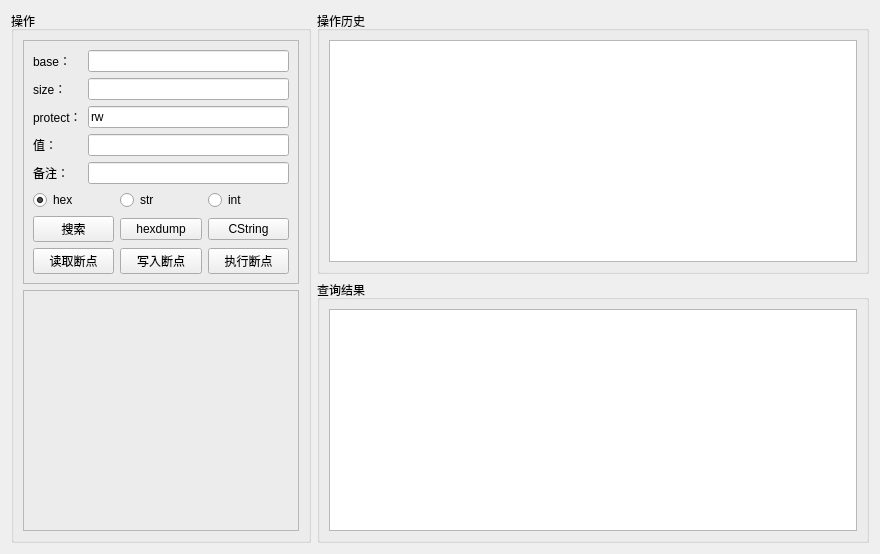
Qt form ui/searchMemory.ui (dqzg12300/fridaUiTools) before a commit.
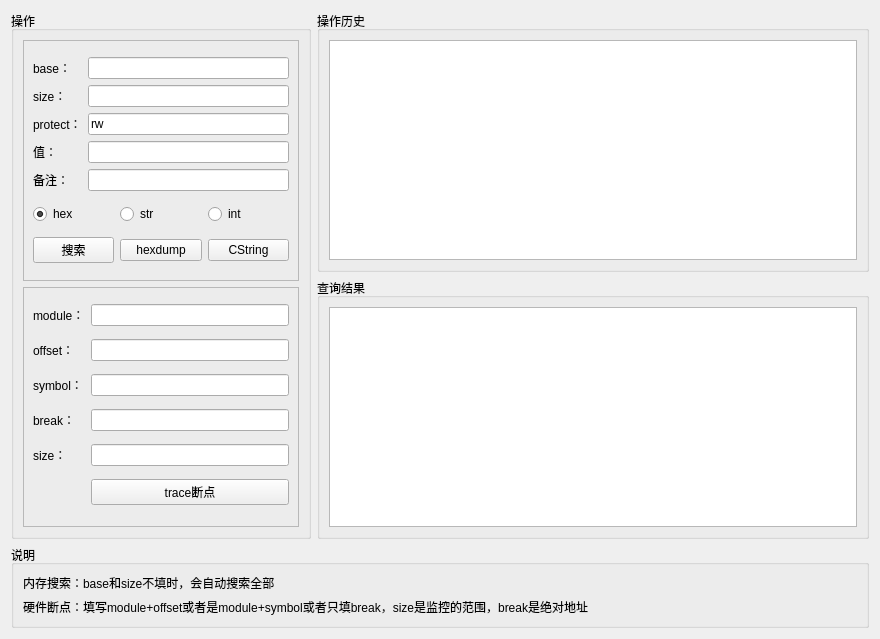
The same form after that commit.

Commit message: 新增功能搜索内存中的内容，附加后使用。参考来源[基于frida的android游戏内存扫描器_初稿](https://www.52pojie.cn/forum.php?mod=viewthread&tid=913009&highlight=) 新增功能内存断点trace，附加后使用。参考来源[fridaMemoryAccessTrace](https://github.com/asmjmp0/fridaMemoryAccessTrace) 实现比较简单，测试比较少。发现bug再修吧。

What changed in the file:
```diff
--- a/ui/searchMemory.ui
+++ b/ui/searchMemory.ui
@@ -7,41 +7,13 @@
     <x>0</x>
     <y>0</y>
     <width>880</width>
-    <height>554</height>
+    <height>639</height>
    </rect>
   </property>
   <property name="windowTitle">
    <string>searchMemory</string>
   </property>
   <layout class="QGridLayout" name="gridLayout">
-   <item row="0" column="1">
-    <widget class="QGroupBox" name="groupBox">
-     <property name="title">
-      <string>操作历史</string>
-     </property>
-     <layout class="QGridLayout" name="gridLayout_2">
-      <item row="0" column="0">
-       <widget class="QTableWidget" name="tabHistory"/>
-      </item>
-     </layout>
-    </widget>
-   </item>
-   <item row="1" column="1">
-    <widget class="QGroupBox" name="groupBox_2">
-     <property name="title">
-      <string>查询结果</string>
-     </property>
-     <layout class="QGridLayout" name="gridLayout_3">
-      <item row="0" column="0">
-       <widget class="QTextEdit" name="txtResult">
-        <property name="readOnly">
-         <bool>true</bool>
-        </property>
-       </widget>
-      </item>
-     </layout>
-    </widget>
-   </item>
    <item row="0" column="0" rowspan="2">
     <widget class="QGroupBox" name="groupBox_3">
      <property name="minimumSize">
@@ -68,6 +40,65 @@
         <property name="frameShadow">
          <enum>QFrame::Raised</enum>
         </property>
+        <layout class="QGridLayout" name="gridLayout_7">
+         <item row="0" column="1">
+          <widget class="QLineEdit" name="txtModule"/>
+         </item>
+         <item row="1" column="0">
+          <widget class="QLabel" name="label_8">
+           <property name="text">
+            <string>offset：</string>
+           </property>
+          </widget>
+         </item>
+         <item row="7" column="1">
+          <widget class="QPushButton" name="btnBreak">
+           <property name="text">
+            <string>trace断点</string>
+           </property>
+          </widget>
+         </item>
+         <item row="2" column="0">
+          <widget class="QLabel" name="label_9">
+           <property name="text">
+            <string>symbol：</string>
+           </property>
+          </widget>
+         </item>
+         <item row="0" column="0">
+          <widget class="QLabel" name="label_7">
+           <property name="text">
+            <string>module：</string>
+           </property>
+          </widget>
+         </item>
+         <item row="1" column="1">
+          <widget class="QLineEdit" name="txtOffset"/>
+         </item>
+         <item row="2" column="1">
+          <widget class="QLineEdit" name="txtSymbol"/>
+         </item>
+         <item row="5" column="1">
+          <widget class="QLineEdit" name="txtBreakSize"/>
+         </item>
+         <item row="5" column="0">
+          <widget class="QLabel" name="label_10">
+           <property name="text">
+            <string>size：</string>
+           </property>
+          </widget>
+         </item>
+         <item row="3" column="1">
+          <widget class="QLineEdit" name="txtAbAddress"/>
+         </item>
+         <item row="3" column="0">
+          <widget class="QLabel" name="label_11">
+           <property name="text">
+            <string>break：</string>
+           </property>
+          </widget>
+         </item>
+        </layout>
        </widget>
       </item>
       <item row="0" column="0">
@@ -173,45 +204,6 @@
          </item>
          <item>
           <layout class="QGridLayout" name="gridLayout_6">
-           <item row="2" column="0">
-            <widget class="QPushButton" name="btnReadBlock">
-             <property name="maximumSize">
-              <size>
-               <width>100</width>
-               <height>16777215</height>
-              </size>
-             </property>
-             <property name="text">
-              <string>读取断点</string>
-             </property>
-            </widget>
-           </item>
-           <item row="2" column="1">
-            <widget class="QPushButton" name="btnWriteBlock">
-             <property name="maximumSize">
-              <size>
-               <width>100</width>
-               <height>16777215</height>
-              </size>
-             </property>
-             <property name="text">
-              <string>写入断点</string>
-             </property>
-            </widget>
-           </item>
-           <item row="1" column="0">
-            <widget class="QPushButton" name="btnSearch">
-             <property name="maximumSize">
-              <size>
-               <width>100</width>
-               <height>16777215</height>
-              </size>
-             </property>
-             <property name="text">
-              <string>搜索</string>
-             </property>
-            </widget>
-           </item>
            <item row="1" column="1">
             <widget class="QPushButton" name="btnHexDump">
              <property name="maximumSize">
@@ -238,8 +230,8 @@
              </property>
             </widget>
            </item>
-           <item row="2" column="2">
-            <widget class="QPushButton" name="btnExecBlock">
+           <item row="1" column="0">
+            <widget class="QPushButton" name="btnSearch">
              <property name="maximumSize">
               <size>
                <width>100</width>
@@ -247,7 +239,7 @@
               </size>
              </property>
              <property name="text">
-              <string>执行断点</string>
+              <string>搜索</string>
              </property>
             </widget>
            </item>
@@ -259,6 +251,53 @@
      </layout>
     </widget>
    </item>
+   <item row="0" column="1">
+    <widget class="QGroupBox" name="groupBox">
+     <property name="title">
+      <string>操作历史</string>
+     </property>
+     <layout class="QGridLayout" name="gridLayout_2">
+      <item row="0" column="0">
+       <widget class="QTableWidget" name="tabHistory"/>
+      </item>
+     </layout>
+    </widget>
+   </item>
+   <item row="1" column="1">
+    <widget class="QGroupBox" name="groupBox_2">
+     <property name="title">
+      <string>查询结果</string>
+     </property>
+     <layout class="QGridLayout" name="gridLayout_3">
+      <item row="0" column="0">
+       <widget class="QPlainTextEdit" name="txtResult"/>
+      </item>
+     </layout>
+    </widget>
+   </item>
+   <item row="2" column="0" colspan="2">
+    <widget class="QGroupBox" name="groupBox_4">
+     <property name="title">
+      <string>说明</string>
+     </property>
+     <layout class="QGridLayout" name="gridLayout_8">
+      <item row="0" column="0">
+       <widget class="QLabel" name="label_3">
+        <property name="text">
+         <string>内存搜索：base和size不填时，会自动搜索全部</string>
+        </property>
+       </widget>
+      </item>
+      <item row="1" column="0">
+       <widget class="QLabel" name="label_12">
+        <property name="text">
+         <string>硬件断点：填写module+offset或者是module+symbol或者只填break，size是监控的范围，break是绝对地址</string>
+        </property>
+       </widget>
+      </item>
+     </layout>
+    </widget>
+   </item>
   </layout>
  </widget>
  <resources/>
```
The commit also changes 14 other files.
